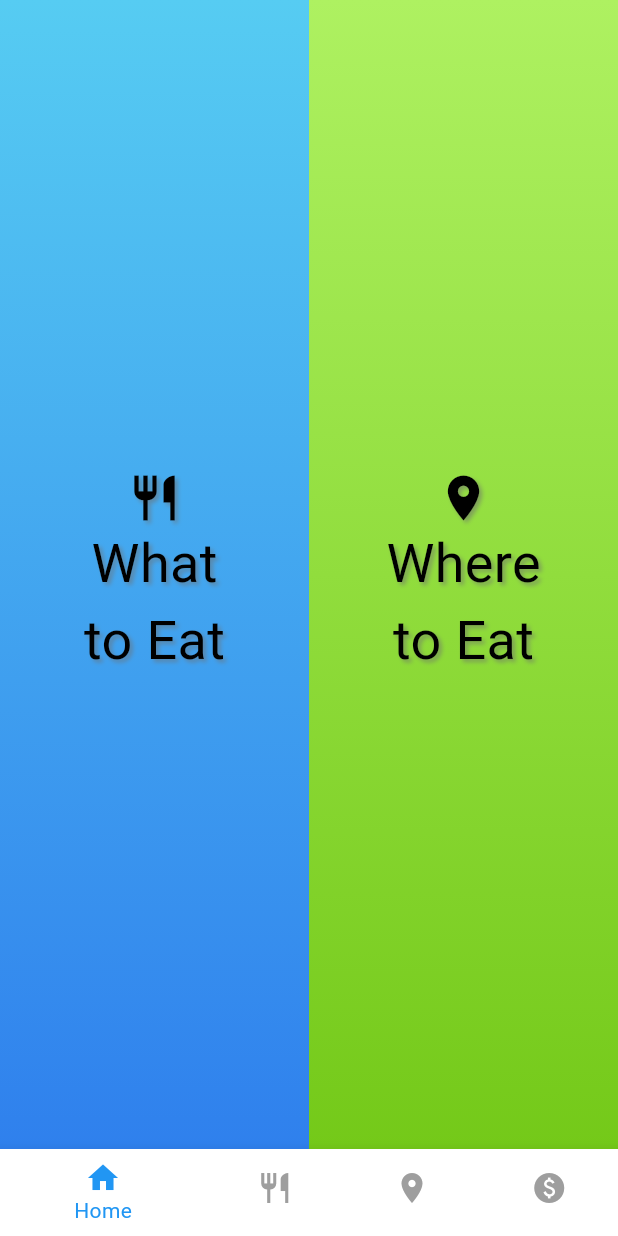
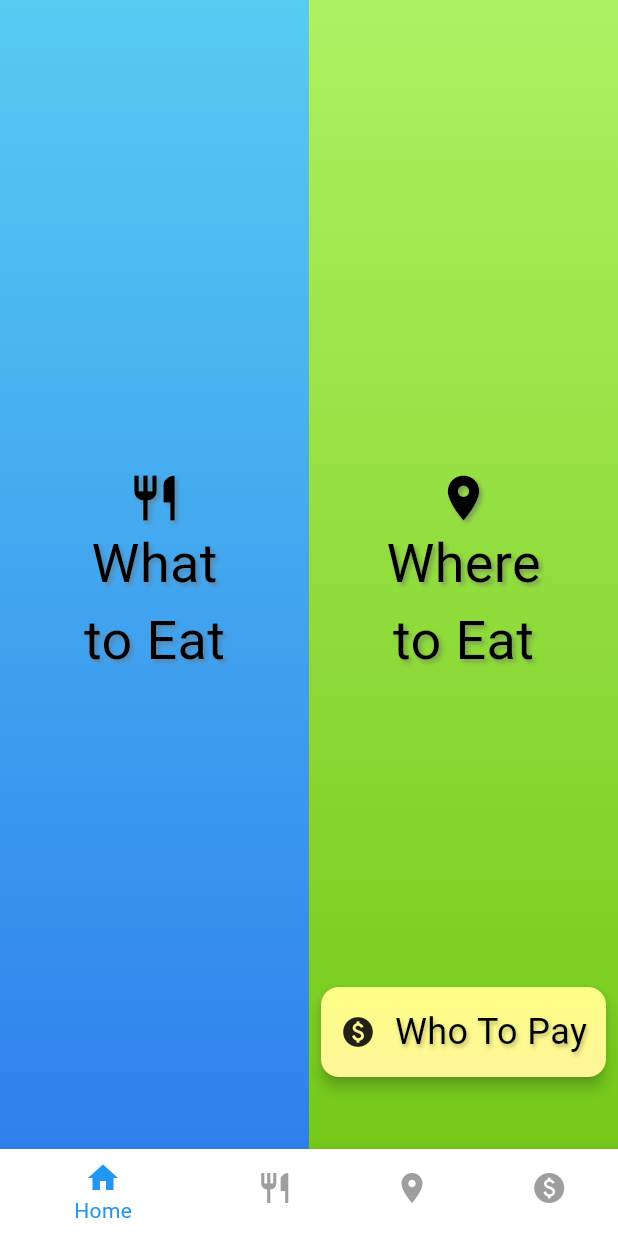
Before and after one commit to TyostoKarry/what_to_eat, a Flutter app: the screen it shows after launch, on a phone screen of 412 x 824 dp. Run offline on Flutter 3.47's test engine with Material 3 defaults, Android fonts, the light colour scheme and no system bars; drawn by our look-alikes of auto_size_text; our stand-ins replace dropdown_search, flutter_fortune_wheel, geolocator.

Commit message:
Add entry_screen button for WhoToPay navigation

```diff
--- a/lib/core/screens/entry_screen.dart
+++ b/lib/core/screens/entry_screen.dart
@@ -3,6 +3,7 @@ import 'package:flutter/material.dart';
 import 'package:what_to_eat/shared/theme/app_colors.dart';
 import 'package:what_to_eat/shared/widgets/wte_safe_area.dart';
 import 'package:what_to_eat/core/widgets/wte_split_screen_animation.dart';
+import 'package:what_to_eat/shared/widgets/wte_text.dart';
 
 class EntryScreen extends StatefulWidget {
   final Function onItemTapped;
@@ -97,7 +98,9 @@ class EntryScreenState extends State<EntryScreen> {
               ),
             ),
             Expanded(
-              child: Container(
+              child: Stack(
+                children: <Widget>[
+                  Container(
                     decoration: BoxDecoration(
                       gradient: AppColors.getWhereToEatBackground(),
                     ),
@@ -155,6 +158,51 @@ class EntryScreenState extends State<EntryScreen> {
                       ),
                     ),
                   ),
+                  Positioned(
+                    bottom: 40,
+                    left: 0,
+                    right: 0,
+                    child: Padding(
+                      padding: const EdgeInsets.symmetric(
+                        horizontal: 8,
+                        vertical: 8,
+                      ),
+                      child: SizedBox(
+                        height: 60,
+                        width: double.infinity,
+                        child: Material(
+                          color: Colors.transparent,
+                          elevation: 4,
+                          borderRadius: BorderRadius.circular(12),
+                          child: Ink(
+                            decoration: BoxDecoration(
+                              borderRadius: BorderRadius.circular(12),
+                              gradient: AppColors.getWhoToPayBackground(),
+                            ),
+                            child: InkWell(
+                              onTap: () {
+                                _onSideSelected(3);
+                              },
+                              child: const Row(
+                                mainAxisAlignment:
+                                    MainAxisAlignment.spaceEvenly,
+                                children: <Widget>[
+                                  Icon(Icons.paid),
+                                  WTEText(
+                                    text: "Who To Pay",
+                                    color: AppColors.textPrimaryColor,
+                                    fontSize: 24,
+                                  ),
+                                ],
+                              ),
+                            ),
+                          ),
+                        ),
+                      ),
+                    ),
+                  ),
+                ],
+              ),
             ),
           ],
         ),
```
Lines whose indentation alone changed are shown as unchanged.
